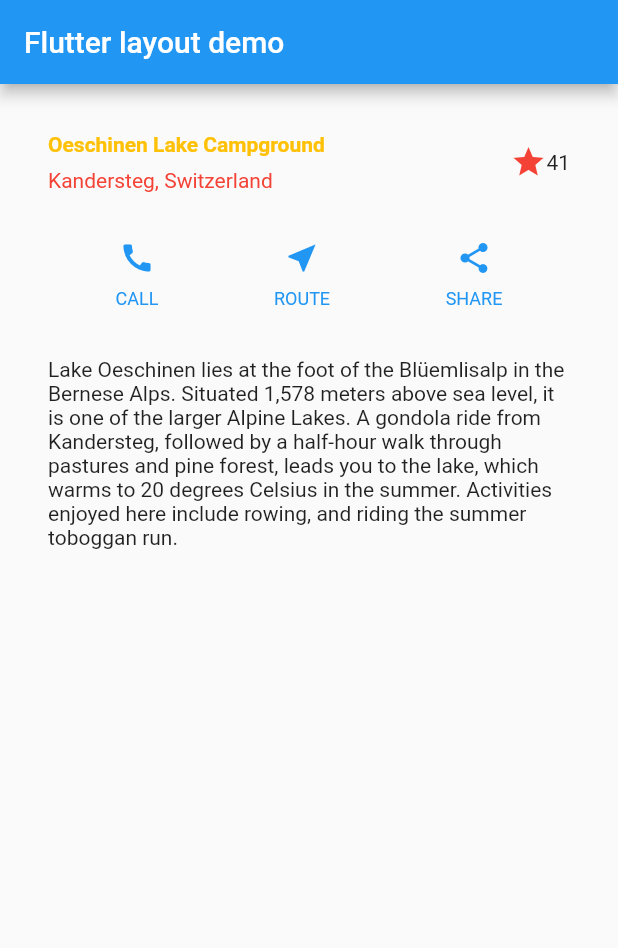
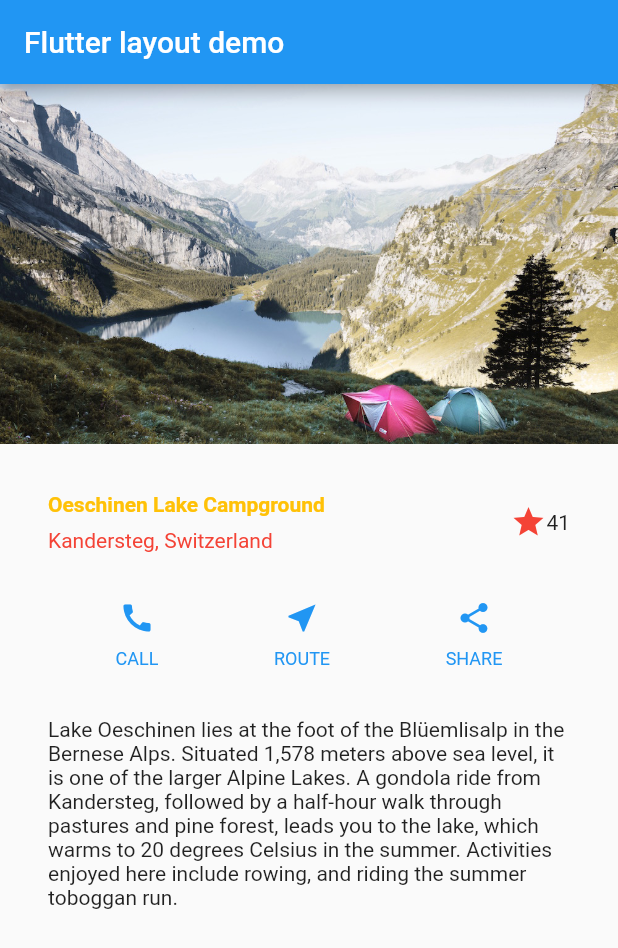
Before and after one commit to maogpt/learn-flutter-group, a Flutter app: the screen it shows after launch, on a phone screen of 412 x 824 dp. Shown: the top 948 px of the screen. Run offline on Flutter 3.47's test engine with Material 2 defaults, Android fonts, the light colour scheme and no system bars.

Commit message:
Step 5: Implement the image section

```diff
--- a/flutter_layout_demo/lib/main.dart
+++ b/flutter_layout_demo/lib/main.dart
@@ -67,7 +67,17 @@ class MyApp extends StatelessWidget {
         appBar: AppBar(
           title: const Text('Flutter layout demo'),
         ),
-        body: Column(children: [titleSection, buttonSection, textSection]),
+        body: Column(children: [
+          Image.asset(
+            'images/lake.jpg',
+            width: 600,
+            height: 240,
+            fit: BoxFit.cover,
+          ),
+          titleSection,
+          buttonSection,
+          textSection,
+        ]),
       ),
     );
   }
```
Also changed, not shown: flutter_layout_demo/pubspec.yaml (+4 -3 lines), flutter_layout_demo/images/lake.jpg (added).
